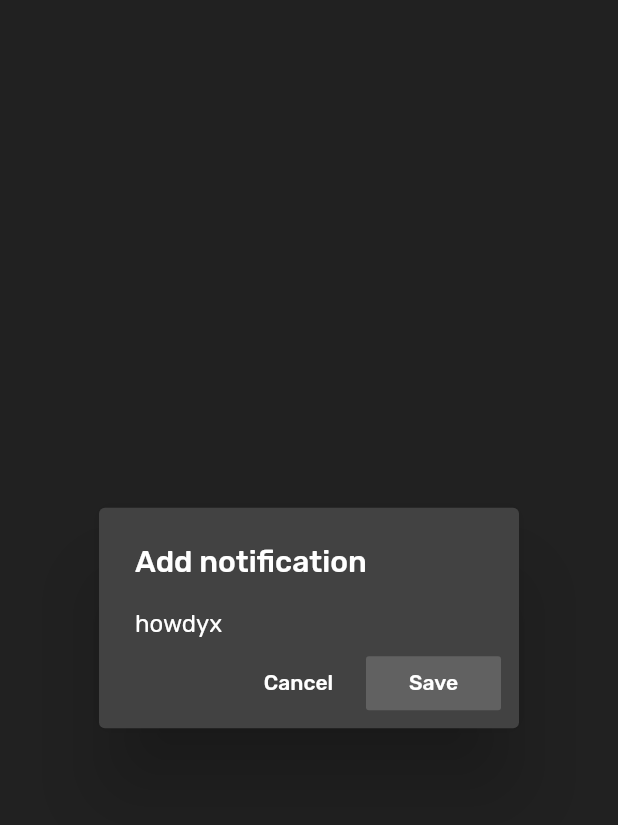
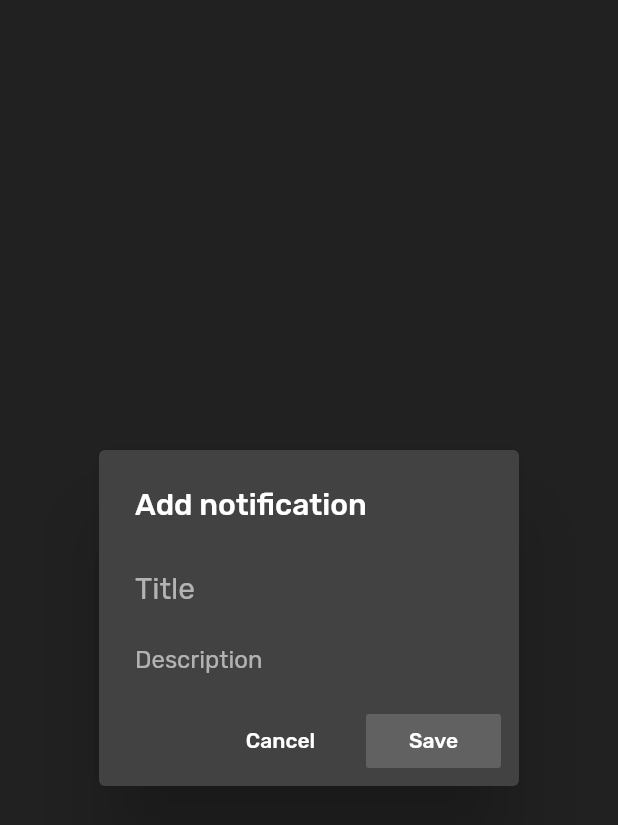
Before and after one commit to probablykasper/notifier, a Flutter app: the NotificationDialog widget shown alone on an empty page, opened directly, on a phone screen of 412 x 824 dp. Shown: the top 825 px of the screen. Run offline on Flutter 3.47's test engine with Material 2 defaults, Android fonts, the phone set to English and light mode, and no system bars.

Commit message:
Dialog has text title/description input fields

```diff
--- a/lib/main.dart
+++ b/lib/main.dart
@@ -1,4 +1,5 @@
 import 'package:flutter/material.dart';
+import 'package:notifier/globals.dart';
 import 'package:scoped_model/scoped_model.dart';
 import 'package:notifier/models/list.dart';
 import 'package:notifier/pages/list.dart';
@@ -22,6 +23,9 @@ class App extends StatelessWidget {
         brightness: Brightness.dark,
         scaffoldBackgroundColor: Colors.grey[900],
         splashColor: Colors.transparent,
+        textSelectionColor: Colors.white24,
+        textSelectionHandleColor: Globals.blue,
+        accentColor: Colors.white,
       ),
       home: ListPage(),
     );
--- a/lib/models/src/notification.dart
+++ b/lib/models/src/notification.dart
@@ -1,7 +1,7 @@
 class NotificationItem {
   // final int id;
-  final String title;
-  final String description;
+  String title;
+  String description;
 
   NotificationItem({this.title, this.description});
 }
--- a/lib/pages/list.dart
+++ b/lib/pages/list.dart
@@ -1,13 +1,26 @@
 import 'package:flutter/material.dart';
 import 'package:scoped_model/scoped_model.dart';
 import 'package:notifier/globals.dart';
+import 'package:notifier/models/src/notification.dart';
 import 'package:notifier/models/list.dart';
 
 class ListPage extends StatelessWidget {
   @override
   Widget build(BuildContext context) {
     return Scaffold(
-      floatingActionButton: AddButton(),
+      floatingActionButton: FloatingActionButton(
+        onPressed: () {
+          return showDialog(
+            context: context,
+            builder: (BuildContext context) {
+              return NotificationDialog();
+            },
+          );
+        },
+        child: Icon(Icons.add),
+        foregroundColor: Colors.white,
+        backgroundColor: Colors.grey[800],
+      ),
       body: _List(),
     );
   }
@@ -83,36 +96,16 @@ class _List extends StatelessWidget {
   }
 }
 
-class AddButton extends StatelessWidget {
-  @override
-  Widget build(BuildContext context) {
-    return ScopedModelDescendant<ListModel>(
-      builder: (context, child, list) {
-        return FloatingActionButton(
-          onPressed: () {
-            return showDialog(
-              context: context,
-              builder: (BuildContext context) {
-                return NotificationDialog();
-              },
-            );
-          },
-          // onPressed: () => list.add(
-          //   NotificationItem(title: 'nice', description: 'bread'),
-          // ),
-          child: Icon(Icons.add),
-          foregroundColor: Colors.white,
-          backgroundColor: Colors.grey[800],
-        );
-      },
-    );
-  }
-}
+class NotificationDialog extends StatelessWidget {
+  final _formKey = GlobalKey<FormState>();
+  final NotificationItem _newNotificationItem = NotificationItem();
 
-class NotificationDialog extends StatelessWidget {
   @override
   build(BuildContext context) {
-    return SimpleDialog(
+    return ScopedModelDescendant<ListModel>(builder: (context, child, list) {
+      return Form(
+        key: _formKey,
+        child: SimpleDialog(
           title: Text('Add notification'),
           contentPadding: EdgeInsets.all(12),
           children: <Widget>[
@@ -121,11 +114,30 @@ class NotificationDialog extends StatelessWidget {
               child: Column(
                 crossAxisAlignment: CrossAxisAlignment.start,
                 children: <Widget>[
-              Text('howdyx'),
+                  TextFormField(
+                    decoration: InputDecoration(
+                      hintText: 'Title',
+                      border: InputBorder.none,
+                    ),
+                    style: TextStyle(fontSize: 20),
+                    onSaved: (String value) {
+                      _newNotificationItem.title = value;
+                    },
+                  ),
+                  TextFormField(
+                    decoration: InputDecoration(
+                      hintText: 'Description',
+                      border: InputBorder.none,
+                    ),
+                    onSaved: (String value) {
+                      _newNotificationItem.description = value;
+                    },
+                  ),
                 ],
               ),
             ),
-        Row(
+            Container(
+              child: Row(
                 mainAxisAlignment: MainAxisAlignment.end,
                 children: <Widget>[
                   MaterialButton(
@@ -136,21 +148,28 @@ class NotificationDialog extends StatelessWidget {
                     },
                     child: Text('Cancel'),
                     materialTapTargetSize: MaterialTapTargetSize.shrinkWrap,
-
                   ),
+                  Container(width: 12),
                   MaterialButton(
                     minWidth: 90.0,
                     elevation: 0,
                     onPressed: () {
                       Navigator.of(context).pop();
+                      if (_formKey.currentState.validate()) {
+                        // list.add()
+                        _formKey.currentState.save();
+                      }
                     },
                     color: Colors.grey[700],
                     child: Text('Save'),
                     materialTapTargetSize: MaterialTapTargetSize.shrinkWrap,
                   ),
                 ],
-        )
+              ),
+            ),
           ],
+        ),
       );
+    });
   }
 }
```
Lines whose indentation alone changed are shown as unchanged.
